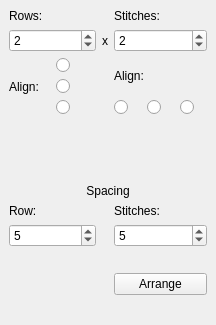
First picture: the form in src/rowsdock.ui, repository iPenguin/CrochetCharts, before the edit.
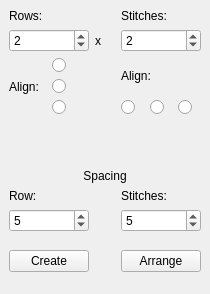
Second picture: the form after the edit.

Commit message: Update arrangeGrid to know if creating new or arranging existing cells

```diff
--- a/src/rowsdock.ui
+++ b/src/rowsdock.ui
@@ -6,8 +6,8 @@
    <rect>
     <x>0</x>
     <y>0</y>
-    <width>216</width>
-    <height>325</height>
+    <width>196</width>
+    <height>294</height>
    </rect>
   </property>
   <property name="windowTitle">
@@ -237,19 +237,6 @@
       </property>
      </spacer>
     </item>
-    <item row="8" column="0" colspan="3">
-     <spacer name="verticalSpacer_2">
-      <property name="orientation">
-       <enum>Qt::Vertical</enum>
-      </property>
-      <property name="sizeHint" stdset="0">
-       <size>
-        <width>20</width>
-        <height>10</height>
-       </size>
-      </property>
-     </spacer>
-    </item>
     <item row="8" column="3" colspan="2">
      <widget class="QPushButton" name="arrange">
       <property name="text">
@@ -257,6 +244,29 @@
       </property>
      </widget>
     </item>
+    <item row="8" column="0" colspan="2">
+     <widget class="QPushButton" name="createGrid">
+      <property name="toolTip">
+       <string>Create a grid with new cells</string>
+      </property>
+      <property name="text">
+       <string>Create</string>
+      </property>
+     </widget>
+    </item>
+    <item row="8" column="2">
+     <spacer name="verticalSpacer_2">
+      <property name="orientation">
+       <enum>Qt::Vertical</enum>
+      </property>
+      <property name="sizeHint" stdset="0">
+       <size>
+        <width>20</width>
+        <height>20</height>
+       </size>
+      </property>
+     </spacer>
+    </item>
    </layout>
   </widget>
  </widget>
```
Left out of the diff: 3 changed lines with no effect on the pictures. The commit also changes 10 other files.
